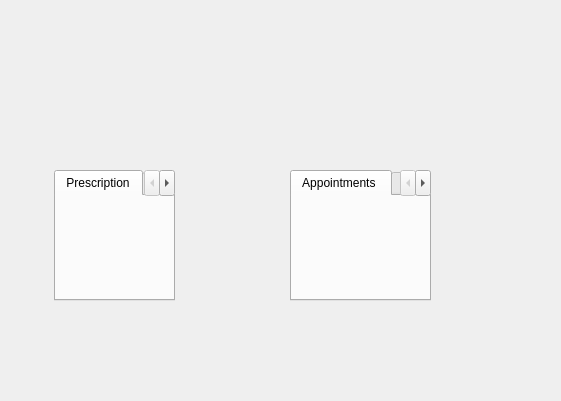
Above: CareSphere/patientFeed.ui from MubtasimSajid/CareSphere before the change. Below: the same form after it.
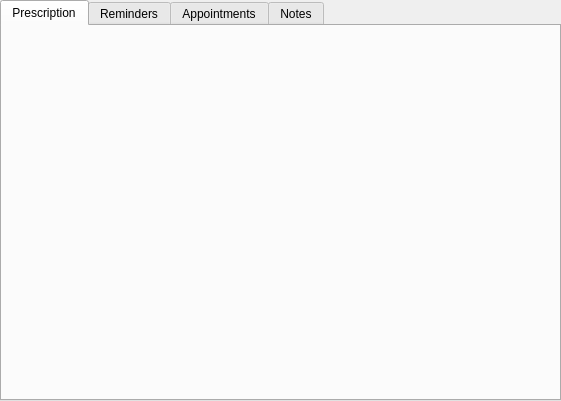
That is the form after the change. The open tabs and pages were chosen to show the change.

```diff
--- a/CareSphere/patientFeed.ui
+++ b/CareSphere/patientFeed.ui
@@ -16,10 +16,10 @@
   <widget class="QTabWidget" name="tabWidget">
    <property name="geometry">
     <rect>
-     <x>54</x>
-     <y>170</y>
-     <width>121</width>
-     <height>131</height>
+     <x>0</x>
+     <y>0</y>
+     <width>561</width>
+     <height>401</height>
     </rect>
    </property>
    <property name="tabPosition">
@@ -50,33 +50,14 @@
      <string>Reminders</string>
     </attribute>
    </widget>
-  </widget>
-  <widget class="QTabWidget" name="tabWidget_2">
-   <property name="geometry">
-    <rect>
-     <x>290</x>
-     <y>170</y>
-     <width>141</width>
-     <height>131</height>
-    </rect>
-   </property>
-   <property name="currentIndex">
-    <number>0</number>
-   </property>
-   <property name="iconSize">
-    <size>
-     <width>30</width>
-     <height>30</height>
-    </size>
-   </property>
    <widget class="QWidget" name="appointmentsTab">
     <attribute name="title">
-     <string>Appointments </string>
+     <string>Appointments</string>
     </attribute>
    </widget>
    <widget class="QWidget" name="notesTab">
     <attribute name="title">
-     <string>Notes </string>
+     <string>Notes</string>
     </attribute>
    </widget>
   </widget>
```
Left out of the diff: 2 changed lines with no effect on the pictures.
